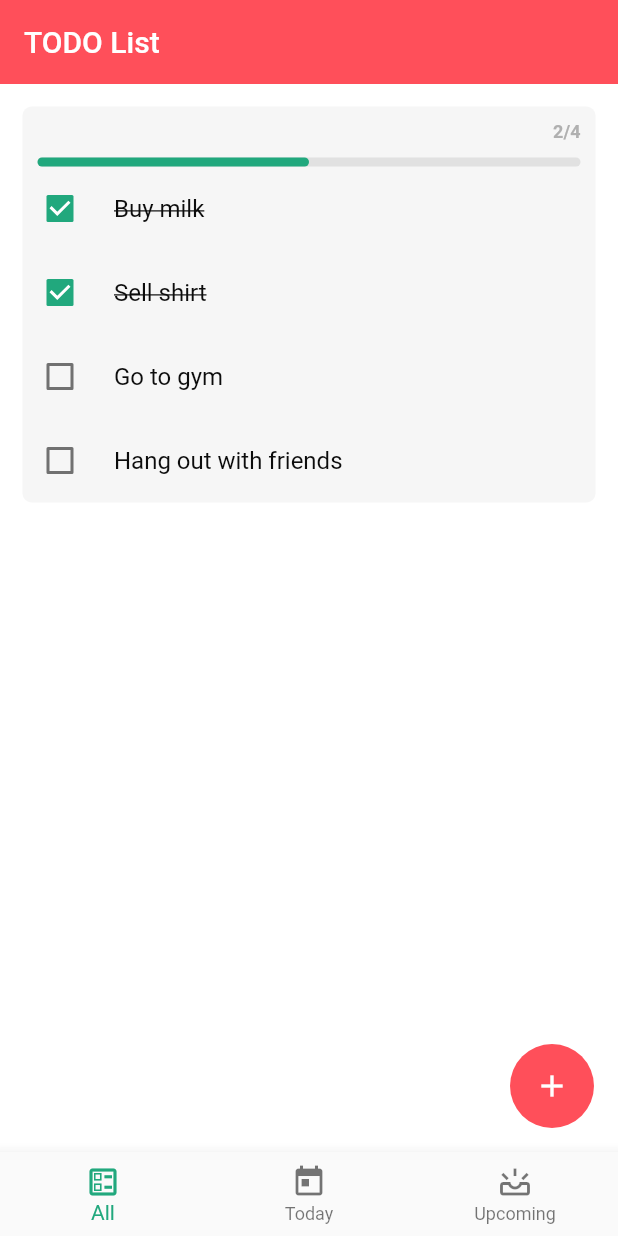
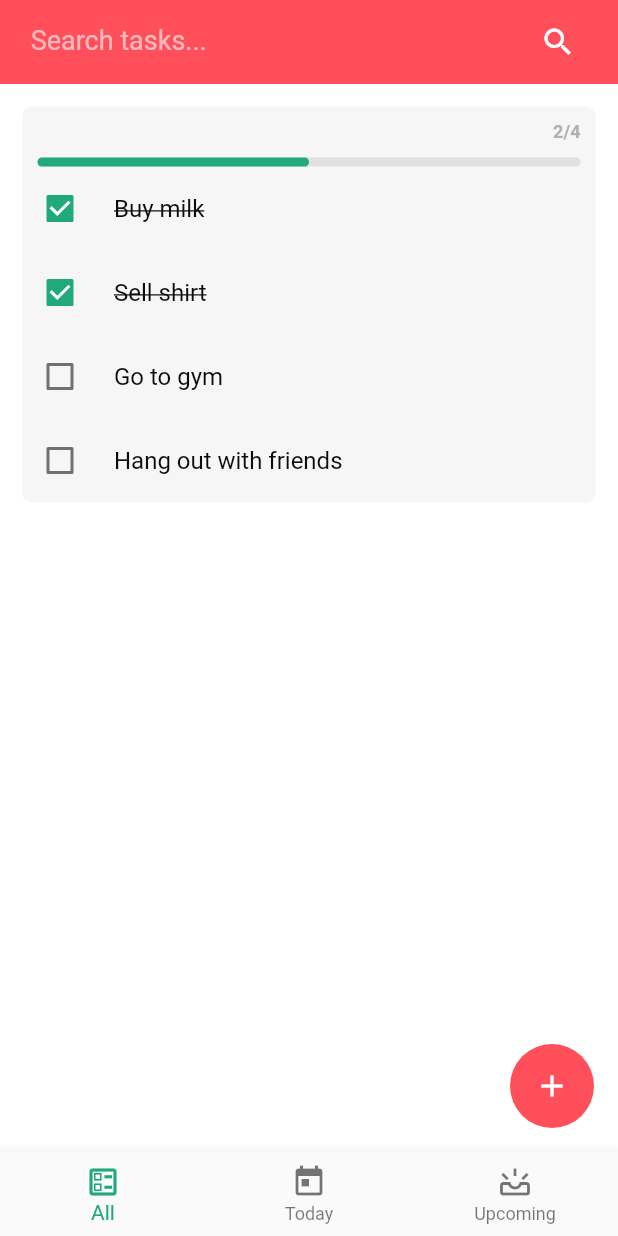
Before and after one commit to phuongnam195/todo-app, a Flutter app: the screen it shows after launch, after a tap on "Buy milk", on a phone screen of 412 x 824 dp. Run offline on Flutter 3.47's test engine with Material 2 defaults, Android fonts, the phone set to English and light mode, and no system bars; drawn by our look-alikes of flutter_slidable; our stand-ins replace equatable, flutter_bloc, flutter_datetime_picker, flutter_easyloading, logger, sqflite; accounts and stored records are empty.

Commit message:
search tasks

```diff
--- a/lib/repository/task_repository.dart
+++ b/lib/repository/task_repository.dart
@@ -1,10 +1,12 @@
 import 'package:todo_app/database/task_database.dart';
 import 'package:todo_app/dummy_data.dart';
 import 'package:todo_app/model/task.dart';
+import 'package:todo_app/util/string_utils.dart';
 
 abstract class ITaskRepository {
   Future<void> init();
   Future<List<Task>> getAll();
+  Future<List<Task>> getAllBySearch(String keyword);
   Future<Task?> getById(int id);
   Future<bool> addTask(Task task);
   Future<bool> updateTask(Task task);
@@ -52,6 +54,15 @@ class TaskRepository implements ITaskRepository {
   }
 
   @override
+  Future<List<Task>> getAllBySearch(String keyword) async {
+    return DUMMY_TASKS
+        .where((e) => e.title.containsIgnoreCase(keyword))
+        .toList();
+    final all = await getAll();
+    return all.where((e) => e.title.containsIgnoreCase(keyword)).toList();
+  }
+
+  @override
   Future<Task?> getById(int id) async {
     return DUMMY_TASKS.firstWhere((e) => e.id == id);
 
--- a/lib/screen/home/home_bloc.dart
+++ b/lib/screen/home/home_bloc.dart
@@ -8,7 +8,11 @@ import 'package:todo_app/util/logger.dart';
 
 abstract class HomeEvent {}
 
-class LoadTasks extends HomeEvent {}
+class LoadTasks extends HomeEvent {
+  final String? keyword;
+
+  LoadTasks([this.keyword]);
+}
 
 class CheckTask extends HomeEvent {
   final Task task;
@@ -80,7 +84,9 @@ class HomeBloc extends Bloc<HomeEvent, HomeState> {
   _onLoadTasks(LoadTasks event, Emitter<HomeState> emit) async {
     emit(HomeLoading());
     try {
-      final allTasks = await TaskRepository().getAll();
+      final allTasks = event.keyword == null
+          ? await TaskRepository().getAll()
+          : await TaskRepository().getAllBySearch(event.keyword!);
       final todayTasks = allTasks.where((e) => e.dueDate.isToday()).toList();
       final upcomingTasks = allTasks
           .where((e) =>
--- a/lib/screen/home/home_screen.dart
+++ b/lib/screen/home/home_screen.dart
@@ -2,6 +2,7 @@ import 'package:flutter/material.dart';
 import 'package:flutter_bloc/flutter_bloc.dart';
 import 'package:todo_app/model/task.dart';
 import 'package:todo_app/screen/home/widgets/new_task_form.dart';
+import 'package:todo_app/screen/home/widgets/search_bar.dart';
 import 'package:todo_app/screen/home/widgets/tasks_card.dart';
 import 'package:todo_app/util/constants.dart';
 import 'package:todo_app/util/dialog_utils.dart';
@@ -21,12 +22,13 @@ class HomeScreen extends StatefulWidget {
 
 class _HomeScreenState extends State<HomeScreen> with DialogUtils {
   int _page = 1;
+  final _searchController = TextEditingController();
   final List<Task> _allTasks = [];
   final List<Task> _todayTasks = [];
   final List<Task> _upcomingTasks = [];
 
-  _refresh() {
-    homeBloc.add(LoadTasks());
+  _loadTasks([String? keyword]) {
+    homeBloc.add(LoadTasks(keyword));
   }
 
   List<Task> get _tasksToShow {
@@ -44,7 +46,7 @@ class _HomeScreenState extends State<HomeScreen> with DialogUtils {
 
   @override
   void initState() {
-    _refresh();
+    _loadTasks();
     super.initState();
   }
 
@@ -80,7 +82,10 @@ class _HomeScreenState extends State<HomeScreen> with DialogUtils {
         backgroundColor: Colors.white,
         appBar: AppBar(
           backgroundColor: AppColors.primary,
-          title: const Text('TODO List'),
+          title: SearchBar(
+            controller: _searchController,
+            onSearch: (keyword) => _loadTasks(keyword),
+          ),
           elevation: 0,
         ),
         body: SingleChildScrollView(
@@ -126,7 +131,7 @@ class _HomeScreenState extends State<HomeScreen> with DialogUtils {
     showModalBottomSheet(
       context: context,
       builder: (mbsContext) => NewTaskForm(onSubmit: (msg) {
-        _refresh();
+        _loadTasks();
         Navigator.of(mbsContext).pop();
         if (msg != null) {
           showMessage(context, msg);
--- /dev/null
+++ b/lib/screen/home/widgets/search_bar.dart
@@ -0,0 +1,43 @@
+import 'package:flutter/material.dart';
+
+class SearchBar extends StatelessWidget {
+  final TextEditingController? controller;
+  final void Function(String)? onSearch;
+
+  const SearchBar({this.controller, this.onSearch, Key? key}) : super(key: key);
+
+  @override
+  Widget build(BuildContext context) {
+    final searchController = controller ?? TextEditingController();
+
+    return TextField(
+      controller: searchController,
+      decoration: InputDecoration(
+        hintText: ' Search tasks...',
+        hintStyle: TextStyle(
+          color: Colors.white.withOpacity(0.6),
+          fontSize: 18,
+        ),
+        border: InputBorder.none,
+        errorBorder: InputBorder.none,
+        enabledBorder: InputBorder.none,
+        focusedBorder: InputBorder.none,
+        disabledBorder: InputBorder.none,
+        focusedErrorBorder: InputBorder.none,
+        suffixIcon: IconButton(
+          icon: const Icon(Icons.search, color: Colors.white),
+          onPressed: () {
+            onSearch?.call(searchController.text);
+          },
+        ),
+      ),
+      style: const TextStyle(color: Colors.white, fontSize: 18),
+      textInputAction: TextInputAction.search,
+      cursorColor: Colors.white,
+      maxLines: 1,
+      onEditingComplete: () {
+        onSearch?.call(searchController.text);
+      },
+    );
+  }
+}
--- /dev/null
+++ b/lib/util/string_utils.dart
@@ -0,0 +1,5 @@
+extension StringExt on String {
+  bool containsIgnoreCase(String other) {
+    return toUpperCase().contains(other.toUpperCase());
+  }
+}
```
